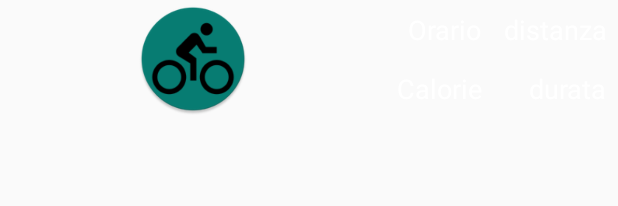
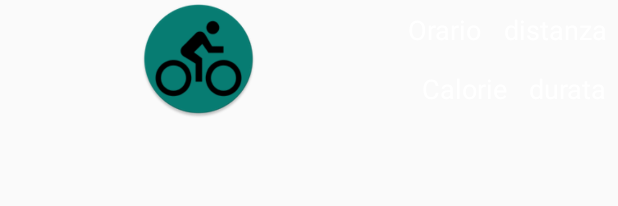
Before and after one commit to BlackBlade/Jogging-Trainer, an Android app: the layout list_item_corsa.xml on its own in the app's theme, with its tools: preview values and no code run, on a phone screen of 412 x 824 dp. Shown: the top 206 px of the screen. Run offline under Robolectric (Android 15) with nearby library versions, the phone set to English and light mode, and no system bars.

```diff
--- a/app/src/main/res/layout/list_item_corsa.xml
+++ b/app/src/main/res/layout/list_item_corsa.xml
@@ -36,9 +36,10 @@
             android:text="Calorie"
             android:id="@+id/calorie"
             android:layout_alignBottom="@+id/durata"
-            android:layout_toLeftOf="@+id/distanza"
-            android:layout_toStartOf="@+id/distanza"
-            android:padding="7dp" />
+            android:layout_toStartOf="@+id/durata"
+            android:padding="7dp"
+            android:layout_below="@+id/distanza"
+            android:layout_toLeftOf="@+id/durata" />
 
         <TextView
             android:layout_width="wrap_content"
@@ -55,14 +56,14 @@
         <ImageView
             android:layout_width="wrap_content"
             android:layout_height="wrap_content"
-            android:id="@+id/icona"
+            android:id="@+id/imageView3"
             android:layout_alignParentTop="true"
             android:layout_alignParentLeft="true"
             android:layout_alignParentStart="true"
-            android:padding="2dp"
             android:src="@drawable/ic_launcher"
             android:layout_alignBottom="@+id/calorie"
-            android:layout_toLeftOf="@+id/calorie"
-            android:layout_toStartOf="@+id/calorie" />
+            android:layout_toLeftOf="@+id/orario"
+            android:layout_toStartOf="@+id/orario" />
+
     </RelativeLayout>
 </LinearLayout>
```
Also changed, not shown: app/src/main/java/com/example/luca/firstprojectapp/Adapters/Corsa.java (deleted, +0 -62 lines), app/src/main/java/com/example/luca/firstprojectapp/Adapters/CorseAdapter.java (deleted, +0 -57 lines), app/src/main/java/com/example/luca/firstprojectapp/Adapters/RunsCursorAdapter.java (added, +51 -0 lines), app/src/main/java/com/example/luca/firstprojectapp/Fragments/HistoryFragment.java (+27 -2 lines), app/src/main/java/com/example/luca/firstprojectapp/MainActivity.java (+8 -0 lines), 2 other files.
